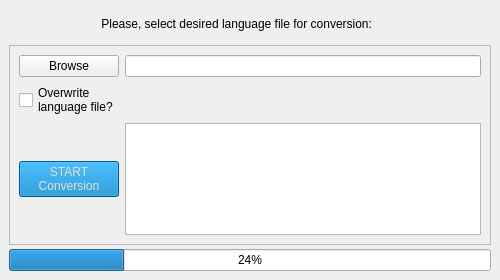
The window that gui/Ui_MainWindow.ui (pavliskonecny/Garmin_message_replacer) describes before a commit, drawn with Qt 5.
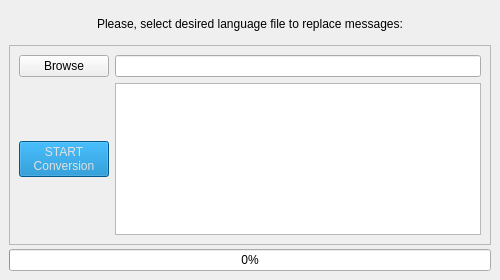
The same window after the commit. Icons and pictures are not drawn.

Diff of the .ui file:
```diff
--- a/gui/Ui_MainWindow.ui
+++ b/gui/Ui_MainWindow.ui
@@ -49,7 +49,7 @@
        <enum>Qt::LeftToRight</enum>
       </property>
       <property name="text">
-       <string>Please, select desired language file for conversion:        </string>
+       <string>Please, select desired language file to replace messages:</string>
       </property>
       <property name="alignment">
        <set>Qt::AlignCenter</set>
@@ -74,26 +74,6 @@
        <enum>QFrame::Raised</enum>
       </property>
       <layout class="QGridLayout" name="gridLayout">
-       <item row="7" column="2">
-        <widget class="QTextEdit" name="txeState">
-         <property name="styleSheet">
-          <string notr="true"/>
-         </property>
-         <property name="readOnly">
-          <bool>true</bool>
-         </property>
-        </widget>
-       </item>
-       <item row="4" column="2">
-        <widget class="QLineEdit" name="lnePath">
-         <property name="enabled">
-          <bool>true</bool>
-         </property>
-         <property name="readOnly">
-          <bool>true</bool>
-         </property>
-        </widget>
-       </item>
        <item row="4" column="0">
         <widget class="QPushButton" name="psbBrowse">
          <property name="text">
@@ -101,28 +81,34 @@
          </property>
         </widget>
        </item>
-       <item row="5" column="0">
-        <widget class="QCheckBox" name="chckOverwrite">
-         <property name="toolTip">
-          <string/>
+       <item row="4" column="2">
+        <widget class="QLineEdit" name="lnePath">
+         <property name="enabled">
+          <bool>true</bool>
          </property>
-         <property name="whatsThis">
-          <string extracomment="If checked, the original file will be replaced"/>
+         <property name="readOnly">
+          <bool>true</bool>
          </property>
-         <property name="text">
-          <string>Overwrite
-language file?</string>
+        </widget>
+       </item>
+       <item row="6" column="2">
+        <widget class="QTextEdit" name="txeState">
+         <property name="styleSheet">
+          <string notr="true"/>
          </property>
-         <property name="shortcut">
-          <string/>
+         <property name="readOnly">
+          <bool>true</bool>
          </property>
-         <property name="tristate">
-          <bool>false</bool>
-         </property>
         </widget>
        </item>
-       <item row="7" column="0">
+       <item row="6" column="0">
         <widget class="QPushButton" name="psbStart">
+         <property name="minimumSize">
+          <size>
+           <width>90</width>
+           <height>0</height>
+          </size>
+         </property>
          <property name="styleSheet">
           <string notr="true">background-color: rgb(0, 124, 195);
 color: rgb(225, 225, 225);</string>
@@ -153,7 +139,7 @@
        <set>Qt::ImhNone</set>
       </property>
       <property name="value">
-       <number>24</number>
+       <number>0</number>
       </property>
       <property name="alignment">
        <set>Qt::AlignRight|Qt::AlignTrailing|Qt::AlignVCenter</set>
```
